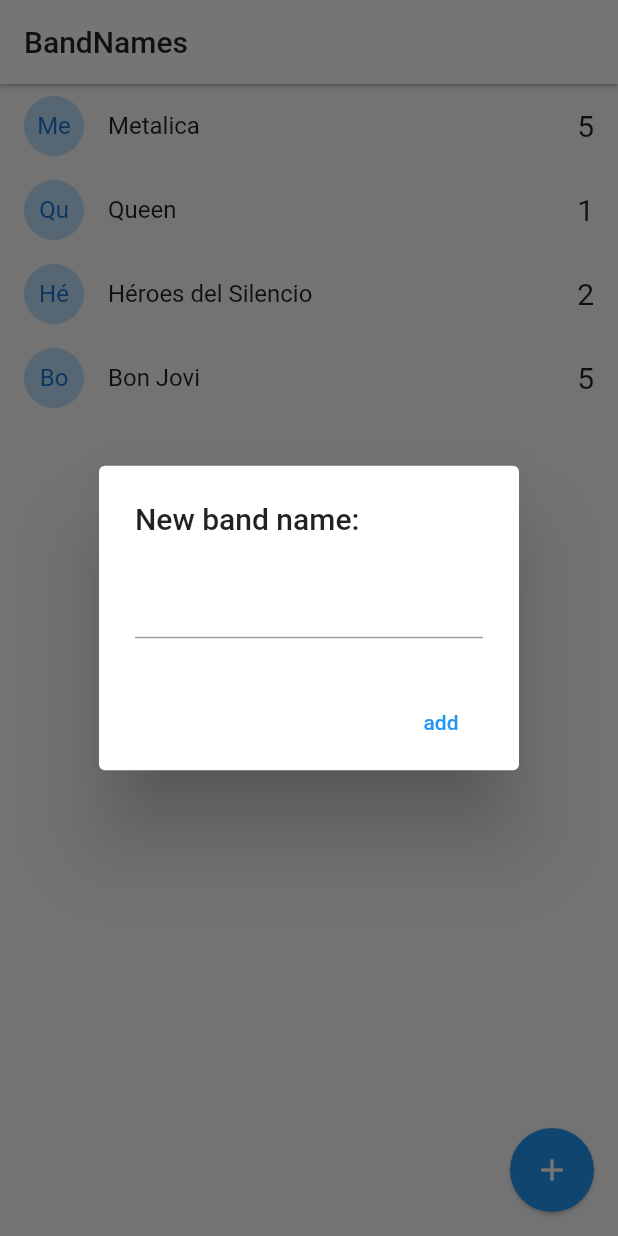
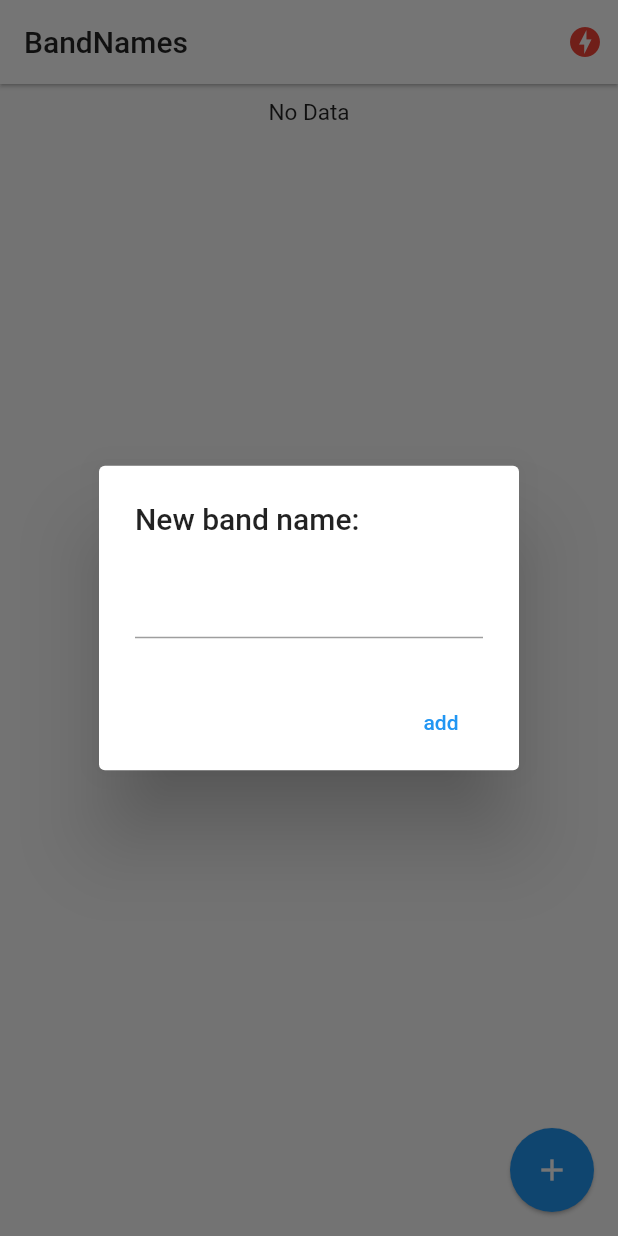
Before and after one commit to MaxC26/flutter-bandnames-socket, a Flutter app: the screen it shows after launch, after a tap on the "add" icon, on a phone screen of 412 x 824 dp. Run offline on Flutter 3.47's test engine with Material 2 defaults, Android fonts, the phone set to English and light mode, and no system bars; our stand-ins replace pie_chart, socket_io_client; network calls fail.

Commit message:
App Terminada

```diff
--- a/lib/main.dart
+++ b/lib/main.dart
@@ -1,18 +1,28 @@
 import 'package:flutter/material.dart';
+import 'package:provider/provider.dart';
+import 'package:band_names/services/socket_service.dart';
 
 import 'package:band_names/pages/home.dart';
+import 'package:band_names/pages/status.dart';
+
 void main() => runApp(MyApp());
 
 class MyApp extends StatelessWidget {
   @override
   Widget build(BuildContext context) {
-    return MaterialApp(
-      debugShowCheckedModeBanner: false,
-      title: 'Material App',
-      initialRoute: 'home',
-      routes: {
-        'home': ( _ ) => HomaPage()
-      },
+    return MultiProvider(
+      providers: [
+        ChangeNotifierProvider(create: ( _ ) => SocketService())
+      ],
+      child: MaterialApp(
+        debugShowCheckedModeBanner: false,
+        title: 'Material App',
+        initialRoute: 'home',
+        routes: {
+          'home': ( _ ) => HomaPage(),
+          'status': ( _ ) => StatusPage()
+        },
+      ),
     );
   }
 }
--- a/lib/models/band.dart
+++ b/lib/models/band.dart
@@ -13,8 +13,8 @@ class Band{
 
   factory Band.fromMap(Map<String, dynamic> obj)
     => Band(
-      id: obj['id'],
-      name: obj['name'],
-      votes: obj['votes']
+      id   : obj.containsKey('id') ? obj['id'] : 'no-id',
+      name : obj.containsKey('name') ? obj['name'] : 'no-name',
+      votes: obj.containsKey('votes') ? obj['votes'] : 'no-votes'
     );
 }
--- a/lib/pages/home.dart
+++ b/lib/pages/home.dart
@@ -2,7 +2,10 @@ import 'dart:io';
 
 import 'package:flutter/cupertino.dart';
 import 'package:flutter/material.dart';
+import 'package:provider/provider.dart';
+import 'package:pie_chart/pie_chart.dart';
 
+import 'package:band_names/services/socket_service.dart';
 import 'package:band_names/models/band.dart';
 
 class HomaPage extends StatefulWidget {
@@ -11,71 +14,95 @@ class HomaPage extends StatefulWidget {
 }
 
 class _HomaPageState extends State<HomaPage> {
+  List<Band> bands = [];
+  @override
+  void initState() {
+    final socketService = Provider.of<SocketService>(context, listen: false);
+    socketService.socket.on('active-bands', _handleActiveBands);
+    super.initState();
+  }
 
-  List<Band> bands = [
-    Band(id: '1', name: 'Metalica', votes: 5),
-    Band(id: '2', name: 'Queen', votes: 1),
-    Band(id: '3', name: 'Héroes del Silencio', votes: 2),
-    Band(id: '4', name: 'Bon Jovi', votes: 5),
-  ];
+  _handleActiveBands(dynamic payload) {
+    this.bands = (payload as List).map((band) => Band.fromMap(band)).toList();
+    setState(() {});
+  }
+
+  @override
+  void dispose() {
+    final socketService = Provider.of<SocketService>(context, listen: false);
+    socketService.socket.off('active-bands');
+    super.dispose();
+  }
 
   @override
   Widget build(BuildContext context) {
+    final socketService = Provider.of<SocketService>(context);
+
     return Scaffold(
       appBar: AppBar(
         title: Text('BandNames', style: TextStyle(color: Colors.black87)),
         backgroundColor: Colors.white,
         elevation: 1,
+        actions: <Widget>[
+          Container(
+              margin: EdgeInsets.only(right: 10),
+              child: (socketService.serverStatus == ServerStatus.Online
+                  ? Icon(Icons.check_circle, color: Colors.blue[300])
+                  : Icon(Icons.offline_bolt, color: Colors.red))),
+        ],
       ),
-      body: ListView.builder(
+      body: Container(
+        padding: EdgeInsets.only(top:10),
+        child: Column(
+          children: <Widget>[
+            (bands.length == 0) ? Text('No Data', style: TextStyle(color: Colors.black87, fontSize: 15)) : _showGraph(),
+            Expanded(
+              child: ListView.builder(
                   itemCount: bands.length,
-        itemBuilder: ( context, i)
-        => _bandTile( bands[i])
+                  itemBuilder: (context, i) => _bandTile(bands[i])),
+            )
+          ],
+        ),
       ),
       floatingActionButton: FloatingActionButton(
-        child:  Icon(Icons.add),
-        elevation: 1,
-        onPressed: addNewBand
+          child: Icon(Icons.add), elevation: 1, onPressed: addNewBand),
+    );
+  }
+
+  Widget _bandTile(Band band) {
+    final socketService = Provider.of<SocketService>(context, listen: false);
+
+    return Dismissible(
+      key: Key(band.id),
+      direction: DismissDirection.startToEnd,
+      onDismissed: (_) =>
+          socketService.socket.emit('delete-band', {'id': band.id}),
+      background: Container(
+          padding: EdgeInsets.only(left: 8.0),
+          color: Colors.red,
+          child: Align(
+            alignment: Alignment.centerLeft,
+            child: Text('Delete Band', style: TextStyle(color: Colors.white)),
+          )),
+      child: ListTile(
+        leading: CircleAvatar(
+          child: Text(band.name.substring(0, 2)),
+          backgroundColor: Colors.blue[100],
+        ),
+        title: Text(band.name),
+        trailing: Text('${band.votes}', style: TextStyle(fontSize: 20)),
+        onTap: () => socketService.socket.emit('vote-band', {'id': band.id}),
       ),
     );
   }
 
-  Widget _bandTile( Band band) {
-    return Dismissible(
-      key: Key(band.id),
-      direction: DismissDirection.startToEnd,
-      onDismissed: ( direction ){},
-      background: Container(
-        padding: EdgeInsets.only( left: 8.0),
-        color: Colors.red,
-        child: Align(
-          alignment: Alignment.centerLeft,
-          child: Text('Delete Band', style: TextStyle( color: Colors.white)),
-        )
-      ),
-      child: ListTile(
-        leading: CircleAvatar(
-          child: Text(band.name.substring(0,2)),
-          backgroundColor: Colors.blue[100],
-        ),
-        title: Text( band.name),
-        trailing: Text('${ band.votes }', style: TextStyle( fontSize: 20)),
-        onTap: (){
-          print(band.name);
-        }
-      ),
-    );
-  }
-
-  addNewBand(){
-
+  addNewBand() {
     final textController = new TextEditingController();
 
-    if(Platform.isAndroid){
+    if (Platform.isAndroid) {
       return showDialog(
           context: context,
-        builder: ( context ){
-          return AlertDialog(
+          builder: (_) => AlertDialog(
                 title: Text('New band name:'),
                 content: TextField(
                   controller: textController,
@@ -85,18 +112,14 @@ class _HomaPageState extends State<HomaPage> {
                       child: Text('add'),
                       elevation: 5,
                       textColor: Colors.blue,
-                onPressed: () => addBandToList( textController.text)
-              )
+                      onPressed: () => addBandToList(textController.text))
                 ],
-          );
-        }
-      );
+              ));
     }
 
     showCupertinoDialog(
         context: context,
-      builder: ( _ ){
-        return CupertinoAlertDialog(
+        builder: (_) => CupertinoAlertDialog(
               title: Text('New band name:'),
               content: CupertinoTextField(
                 controller: textController,
@@ -105,27 +128,48 @@ class _HomaPageState extends State<HomaPage> {
                 CupertinoDialogAction(
                     isDefaultAction: true,
                     child: Text('Add'),
-              onPressed: () => addBandToList( textController.text)
-            ),
+                    onPressed: () => addBandToList(textController.text)),
                 CupertinoDialogAction(
                     isDestructiveAction: true,
                     child: Text('Dismiss'),
-              onPressed: () => Navigator.pop(context)
-            )
+                    onPressed: () => Navigator.pop(context))
               ],
-        );
-      }
-    );
+            ));
   }
 
-  void addBandToList( String name){
-    if(name.length > 1){
-      //Podemos agregar
-      this.bands.add( new Band(id: DateTime.now().toString(), name: name, votes: 0));
-      setState(() {});
+  void addBandToList(String name) {
+    final socketService = Provider.of<SocketService>(context, listen: false);
+    if (name.length > 1) {
+      socketService.socket.emit('add-band', {'name': name});
     }
 
     Navigator.pop(context);
   }
 
+  //Mostrar grafica
+  Widget _showGraph() {
+    Map<String, double> dataMap = new Map();
+    bands.forEach((band) {
+      dataMap.putIfAbsent(band.name, () => band.votes.toDouble());
+    });
+
+    return Container(
+        width: double.infinity,
+        height: 200,
+        child: PieChart(
+          dataMap: dataMap,
+          animationDuration: Duration(milliseconds: 800),
+          chartLegendSpacing: 32,
+          initialAngleInDegree: 0,
+          chartType: ChartType.ring,
+          chartValuesOptions: ChartValuesOptions(
+            showChartValueBackground: false,
+            showChartValues: true,
+            showChartValuesInPercentage: true,
+            showChartValuesOutside: false,
+            decimalPlaces: 0,
+          ),
+        )
+      );
   }
+}
--- /dev/null
+++ b/lib/services/socket_service.dart
@@ -0,0 +1,38 @@
+import 'package:flutter/material.dart';
+import 'package:socket_io_client/socket_io_client.dart' as IO;
+
+enum ServerStatus {
+  Online,
+  Offline,
+  Connecting
+}
+
+class SocketService with ChangeNotifier{
+  ServerStatus _serverStatus = ServerStatus.Connecting;
+  IO.Socket _socket;
+
+  ServerStatus get serverStatus => this._serverStatus;
+  IO.Socket get socket => this._socket;
+
+  SocketService(){
+    this._initConfig();
+  }
+
+  void _initConfig(){
+    // Dart client
+    this._socket = IO.io('http://192.168.1.9:3000/', {
+      'transports': ['websocket'],
+      'autoConnect': true,
+    });
+
+    this._socket.on('connect', (_) {
+     this._serverStatus = ServerStatus.Online;
+     notifyListeners();
+    });
+
+    this._socket.on('disconnect', (_) {
+      this._serverStatus = ServerStatus.Offline;
+      notifyListeners();
+    });
+  }
+}
--- a/pubspec.yaml
+++ b/pubspec.yaml
@@ -28,6 +28,9 @@ dependencies:
   # The following adds the Cupertino Icons font to your application.
   # Use with the CupertinoIcons class for iOS style icons.
   cupertino_icons: ^0.1.3
+  socket_io_client: ^0.9.11
+  provider: ^4.3.2+2
+  pie_chart: ^4.0.1
 
 dev_dependencies:
   flutter_test:
```
Also changed, not shown: lib/pages/status.dart (added, +29 -0 lines), pubspec.lock. Lines whose indentation alone changed are shown as unchanged.
